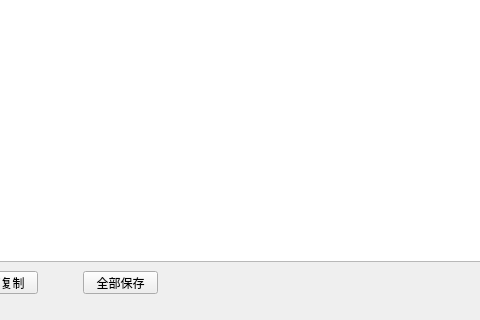
This is ui/syslog.ui in zhichaoGuo/htek_DR_tool as Qt 5 draws it before an edit; both pictures show x 307 to 787 and y 129 to 449 of the 933 by 449 pixel window. The edited form follows.
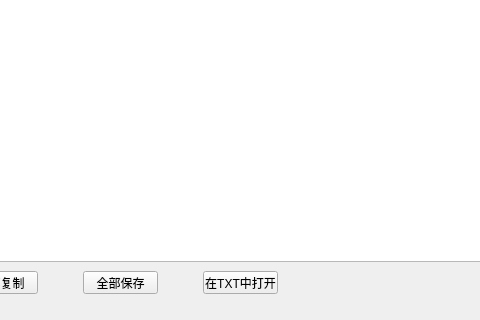
This is the edited form.

The edit to the form file:
```diff
--- a/ui/syslog.ui
+++ b/ui/syslog.ui
@@ -63,6 +63,19 @@
      <string>全部保存</string>
     </property>
    </widget>
+   <widget class="QPushButton" name="syslog_btn_open_in_txt">
+    <property name="geometry">
+     <rect>
+      <x>510</x>
+      <y>400</y>
+      <width>75</width>
+      <height>23</height>
+     </rect>
+    </property>
+    <property name="text">
+     <string>在TXT中打开</string>
+    </property>
+   </widget>
   </widget>
   <widget class="QStatusBar" name="statusbar"/>
  </widget>
```
